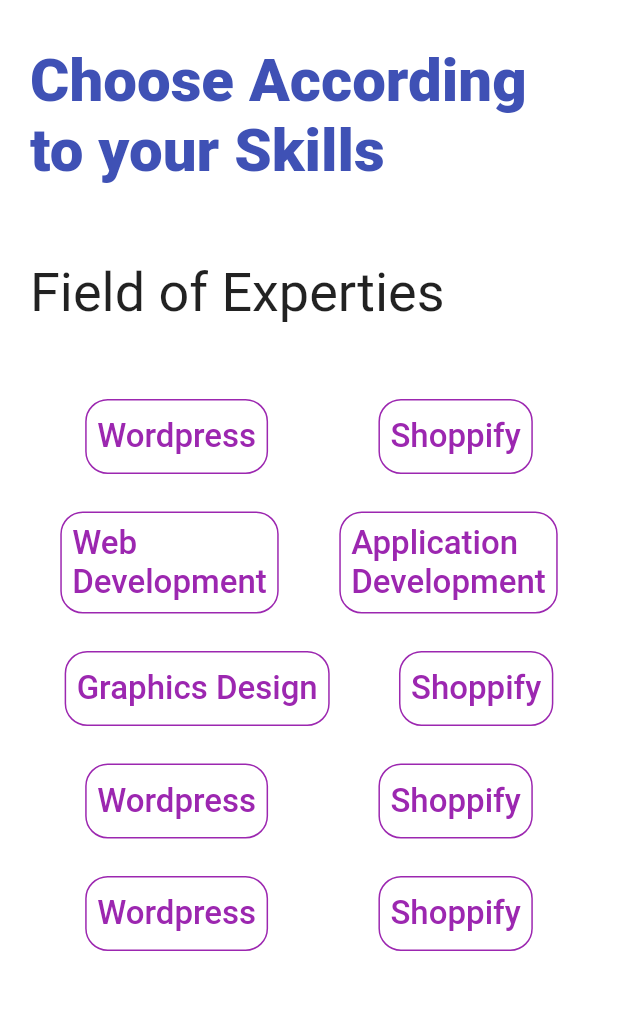
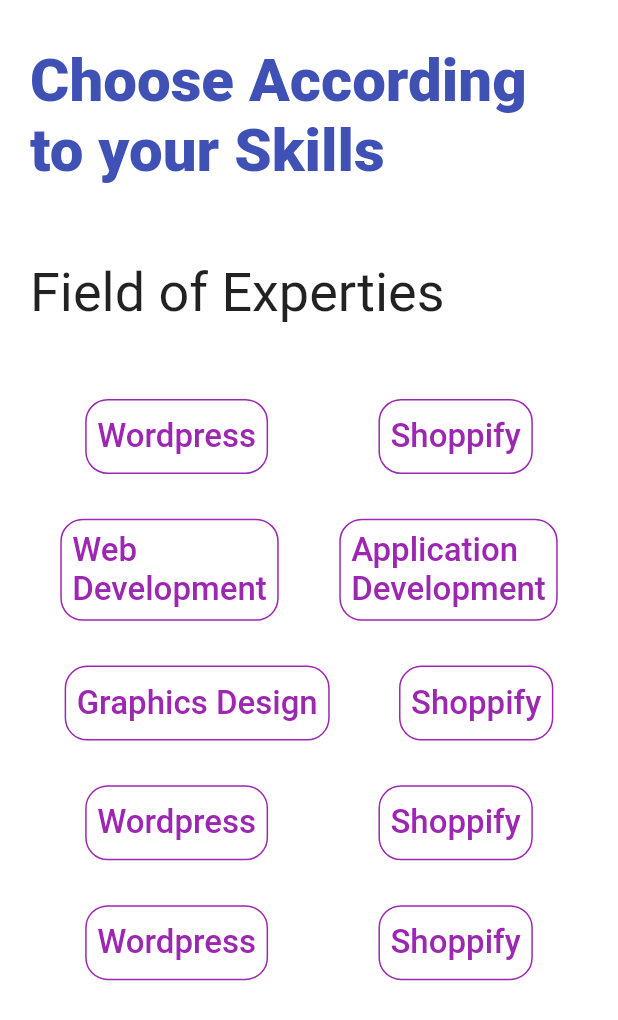
Before and after one commit to HasaanSaeed/Alert_App, a Flutter app: the FiledList screen opened directly, on a phone screen of 412 x 824 dp. Shown: the top 1020 px of the screen. Run offline on Flutter 3.47's test engine with Material 2 defaults, Android fonts, the light colour scheme and no system bars; our stand-ins replace cloud_firestore, firebase_auth, firebase_core, flutter_screenutil, fluttertoast, get; missing offline and left inert: bulleted_list; accounts and stored records are empty; network calls fail.

Commit message:
Screenutils done

```diff
--- a/lib/Screens/field_list.dart
+++ b/lib/Screens/field_list.dart
@@ -1,5 +1,6 @@
 import 'package:alertsapp/Widgets/custome_row.dart';
 import 'package:flutter/material.dart';
+import 'package:flutter_screenutil/flutter_screenutil.dart';
 
 class FiledList extends StatefulWidget {
   const FiledList({super.key});
@@ -41,30 +42,30 @@
                   title2: 'Shoppify',
                   buttonColor: Colors.purple,
                 ),
-                const SizedBox(
-                  height: 25,
+                SizedBox(
+                  height: 25.h,
                 ),
                 CustomRow(
                   title1: 'Web\nDevelopment',
                   title2: 'Application\nDevelopment',
                   buttonColor: Colors.purple,
                 ),
-                const SizedBox(
-                  height: 25,
+                SizedBox(
+                  height: 25.h,
                 ),
                 CustomRow(
                     title1: 'Graphics Design',
                     title2: 'Shoppify',
                     buttonColor: Colors.purple),
-                const SizedBox(
-                  height: 25,
+                SizedBox(
+                  height: 25.h,
                 ),
                 CustomRow(
                     title1: 'Wordpress',
                     title2: 'Shoppify',
                     buttonColor: Colors.purple),
-                const SizedBox(
-                  height: 25,
+                SizedBox(
+                  height: 25.h,
                 ),
                 CustomRow(
                     title1: 'Wordpress',
--- a/lib/Screens/on_boarding.dart
+++ b/lib/Screens/on_boarding.dart
@@ -2,6 +2,7 @@
 import 'package:alertsapp/Widgets/custom_button.dart';
 import 'package:bulleted_list/bulleted_list.dart';
 import 'package:flutter/material.dart';
+import 'package:flutter_screenutil/flutter_screenutil.dart';
 
 class OnBoarding extends StatefulWidget {
   const OnBoarding({super.key});
@@ -84,7 +85,7 @@
                   height: 100,
                 ),
                 CustomButton(
-                  width: 330,
+                  width: 330.w,
                   onPressed: () {
                     setState(
                       () {
--- a/lib/Widgets/Custom_Button.dart
+++ b/lib/Widgets/Custom_Button.dart
@@ -1,6 +1,7 @@
 // ignore_for_file: must_be_immutable, file_names
 
 import 'package:flutter/material.dart';
+import 'package:flutter_screenutil/flutter_screenutil.dart';
 
 class CustomButton extends StatelessWidget {
   final String name;
@@ -25,7 +26,7 @@
       onTap: onPressed,
       child: Container(
         //----------------> ?? means if height is null then assign assign 50.h else apply user entered height
-        height: height ?? 50,
+        height: height ?? 50.h,
         width: width ?? double.infinity,
         decoration: BoxDecoration(
           borderRadius: BorderRadius.circular(10),
--- a/lib/Widgets/custome_row.dart
+++ b/lib/Widgets/custome_row.dart
@@ -47,7 +47,6 @@
           ),
           onPressed: () {},
           child: Text(
-            overflow: TextOverflow.clip,
             title2,
             style: TextStyle(fontSize: 22, color: buttonColor),
           ),
--- a/pubspec.yaml
+++ b/pubspec.yaml
@@ -41,6 +41,7 @@
   fluttertoast : ^8.2.1
   cloud_firestore: ^4.4.5
   firebase_core: ^2.8.0
+  flutter_screenutil: ^5.7.0
   # animated_text_kit: ^4.2.2
 
 dev_dependencies:
```
Also changed, not shown: lib/Screens/home_screen.dart (+5 -6 lines), lib/main.dart (+13 -6 lines), pubspec.lock.
